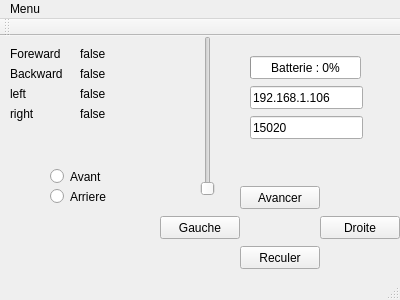
Qt form Wifibot/mainwindow.ui (louisFauvernier/WifiBot) before a commit.
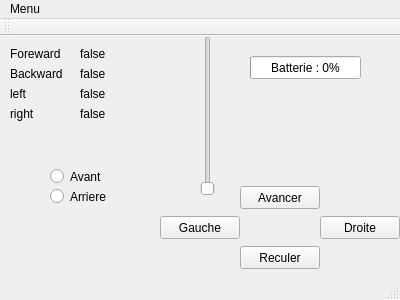
The same form after that commit.

The edit to the form file:
```diff
--- a/Wifibot/mainwindow.ui
+++ b/Wifibot/mainwindow.ui
@@ -170,32 +170,6 @@
      <string>false</string>
     </property>
    </widget>
-   <widget class="QLineEdit" name="adIP">
-    <property name="geometry">
-     <rect>
-      <x>250</x>
-      <y>50</y>
-      <width>113</width>
-      <height>23</height>
-     </rect>
-    </property>
-    <property name="text">
-     <string>192.168.1.106</string>
-    </property>
-   </widget>
-   <widget class="QLineEdit" name="port">
-    <property name="geometry">
-     <rect>
-      <x>250</x>
-      <y>80</y>
-      <width>113</width>
-      <height>23</height>
-     </rect>
-    </property>
-    <property name="text">
-     <string>15020</string>
-    </property>
-   </widget>
    <widget class="QSlider" name="vitesse">
     <property name="geometry">
      <rect>
```
Left out of the diff: 2 changed lines with no effect on the pictures.
